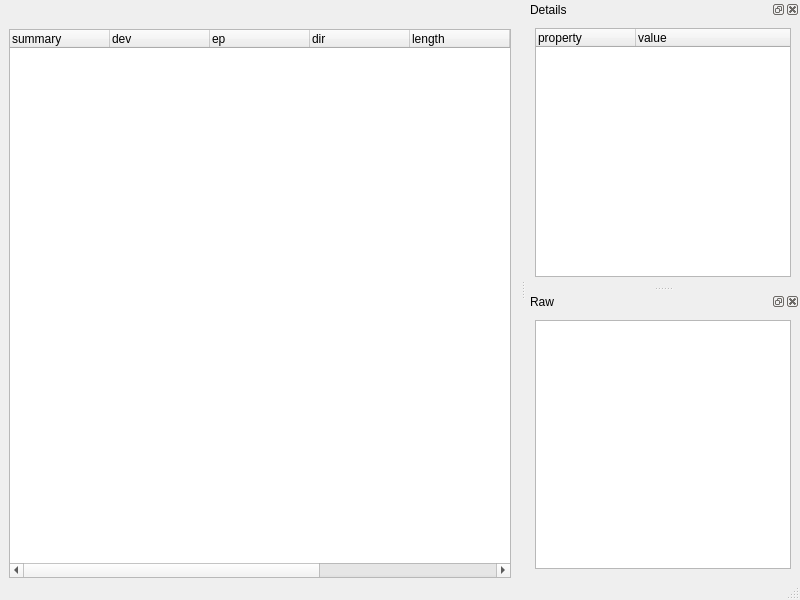
This is viewsb/frontends/qt.ui in greatscottgadgets/ViewSB as Qt 5 draws it before an edit. The edited form follows.
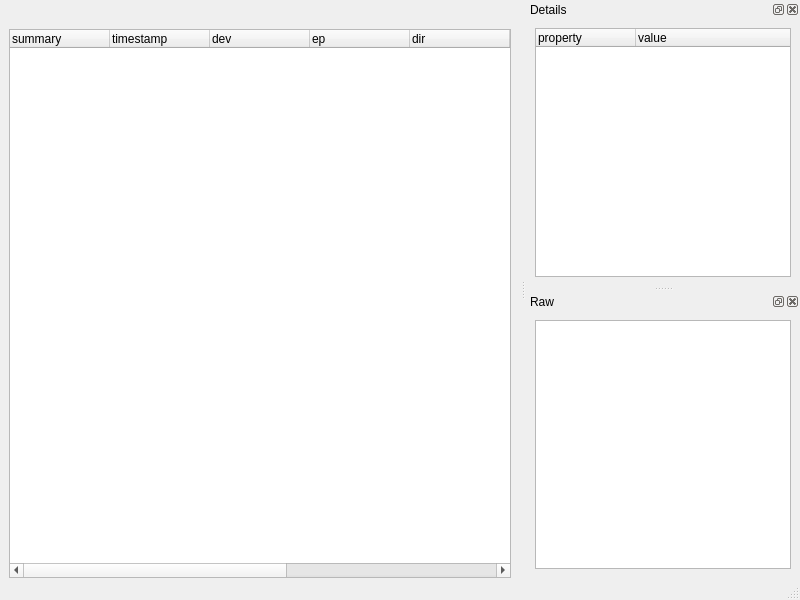
This is the edited form. Custom widgets are drawn as their Qt base class.

Commit message: Add packet sequence number to simplfy validation of captured data against other tools (eg. Wireshark). Visualisation of the packet sequence number or index also provides more consistency with GUI from leading commerical USB analysers.

Patch:
```diff
--- a/viewsb/frontends/qt.ui
+++ b/viewsb/frontends/qt.ui
@@ -48,13 +48,18 @@
        <bool>false</bool>
       </property>
       <property name="columnCount">
-       <number>8</number>
+       <number>9</number>
       </property>
       <column>
        <property name="text">
         <string>summary</string>
        </property>
       </column>
+      <column>
+       <property name="text">
+        <string>timestamp</string>
+       </property>
+      </column>
       <column>
        <property name="text">
         <string>dev</string>
@@ -77,7 +82,7 @@
       </column>
       <column>
        <property name="text">
-        <string>timestamp</string>
+        <string>packet#</string>
        </property>
       </column>
       <column>
```
Left out of the diff: 3 changed lines with no effect on the pictures. The commit also changes 3 other files.
